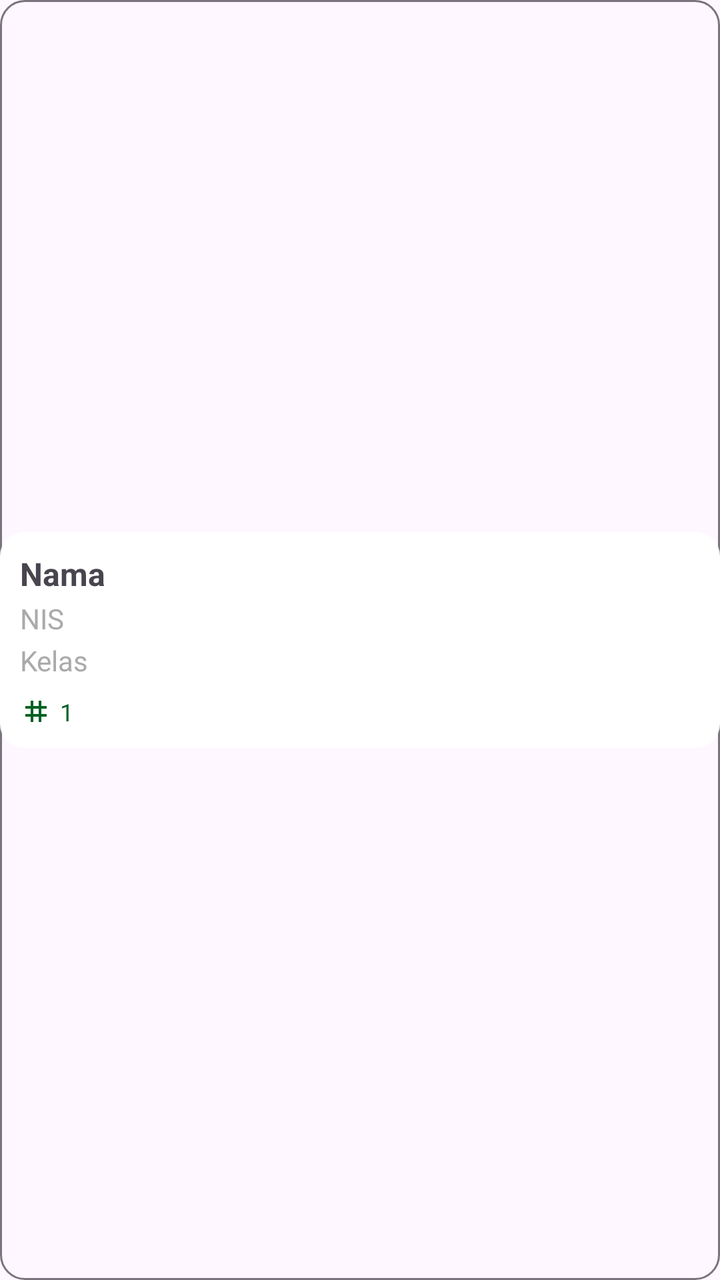
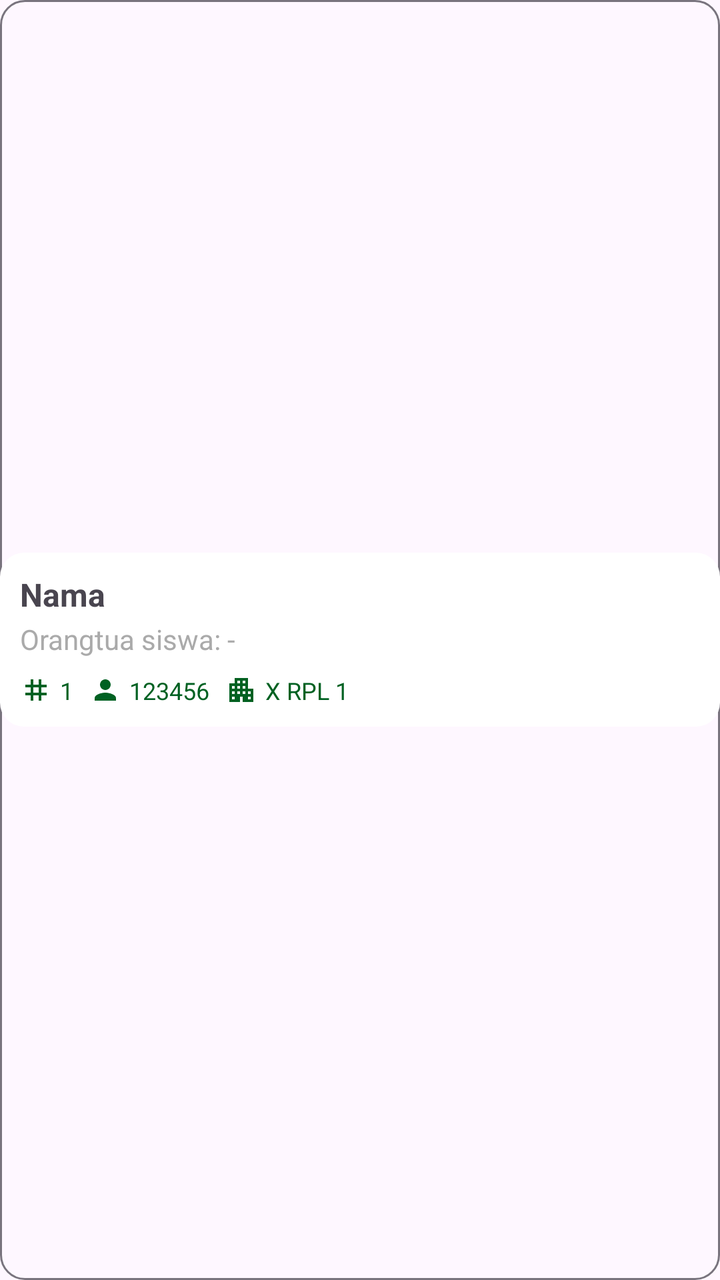

An Android layout rendered at two revisions. The XML below is the earlier revision; the diff shows what the commit changed to produce the second picture.
<!-- AndroidManifest.xml: application theme Theme.OrionAPP -->
<!-- res/layout/item_siswa_terdaftar.xml -->
<LinearLayout xmlns:android="http://schemas.android.com/apk/res/android"
    xmlns:tools="http://schemas.android.com/tools"
    android:layout_width="match_parent"
    android:layout_height="wrap_content"
    android:layout_marginBottom="8dp"
    android:background="@drawable/rounded_outline_3"
    android:elevation="8dp"
    android:gravity="center_vertical"
    android:orientation="horizontal">

    <LinearLayout
        android:layout_width="match_parent"
        android:layout_height="wrap_content"
        android:background="@drawable/rounded_ripple"
        android:orientation="vertical"
        android:padding="10dp">

        <LinearLayout
            android:layout_width="match_parent"
            android:layout_height="wrap_content"
            android:layout_weight="1"
            android:orientation="horizontal">

            <LinearLayout
                android:layout_width="0dp"
                android:layout_height="wrap_content"
                android:layout_weight="1"
                android:orientation="vertical">

                <TextView
                    android:id="@+id/titleText"
                    android:layout_width="wrap_content"
                    android:layout_height="wrap_content"
                    android:text="Nama"
                    android:textSize="16sp"
                    android:textStyle="bold" />

                <TextView
                    android:id="@+id/nisText"
                    android:layout_width="wrap_content"
                    android:layout_height="wrap_content"
                    android:layout_marginTop="2dp"
                    android:text="NIS"
                    android:textColor="@android:color/darker_gray"
                    android:textSize="14sp" />

                <TextView
                    android:id="@+id/kelasText"
                    android:layout_width="wrap_content"
                    android:layout_height="wrap_content"
                    android:layout_marginTop="2dp"
                    android:text="Kelas"
                    android:textColor="@android:color/darker_gray"
                    android:textSize="14sp" />










                <LinearLayout
                    android:layout_width="wrap_content"
                    android:layout_height="wrap_content"
                    android:layout_marginTop="4dp"
                    android:orientation="horizontal">

                    <TextView
                        android:id="@+id/indexText"
                        android:layout_width="wrap_content"
                        android:layout_height="wrap_content"
                        android:layout_marginTop="4dp"
                        android:drawableStart="@drawable/ic_tag_16"
                        android:drawablePadding="4dp"
                        android:drawableTint="@color/primary"
                        android:text="1"
                        android:textColor="@color/primary"
                        android:textSize="12sp" />


                </LinearLayout>
            </LinearLayout>


        </LinearLayout>

    </LinearLayout>
</LinearLayout>
<!-- resources referenced by this layout -->
<resources>
  <color name="primary">#006122</color>
  <!-- drawable ic_tag_16 (drawable) -->
  <vector xmlns:android="http://schemas.android.com/apk/res/android" android:height="16dp" android:tint="#000000" android:viewportHeight="24" android:viewportWidth="24" android:width="16dp">
        
      <path android:fillColor="@android:color/white" android:pathData="M20,10L20,8h-4L16,4h-2v4h-4L10,4L8,4v4L4,8v2h4v4L4,14v2h4v4h2v-4h4v4h2v-4h4v-2h-4v-4h4zM14,14h-4v-4h4v4z"/>
      
  </vector>
  <!-- drawable rounded_outline_3 (drawable) -->
  <?xml version="1.0" encoding="utf-8"?>
  <shape xmlns:android="http://schemas.android.com/apk/res/android"
      android:shape="rectangle">
  
      
      <corners android:radius="12dp" />
  
      
      <stroke
          android:width="1dp"
          android:color="?attr/colorOutline" />
  
  
  </shape>
  <color name="white">#ffffff</color>
  <color name="background">#f5f5f5</color>
  <color name="text">#1E1E1E</color>
  <style name="OrionButton" parent="Widget.Material3.Button">
          <item name="android:backgroundTint">@color/primary</item>
          <item name="android:textColor">@color/white</item>
          <item name="android:layout_marginHorizontal">4px</item>
          <item name="android:buttonCornerRadius" tools:targetApi="p">12dp</item>
      </style>
  <style name="OrionTextTitle" parent="Widget.Material3.TextInputLayout.OutlinedBox">
          <item name="boxStrokeColor">@color/primary</item>
          <item name="hintTextColor">@color/primary</item>
          <item name="boxBackgroundMode">outline</item>
      </style>
  <color name="highlight_primary">#C0006122</color>
  <color name="error">#D00000</color>
  <style name="SearchViewStyle.White" parent="Widget.AppCompat.SearchView">
          
          <item name="searchHintIcon">@drawable/ic_search_24</item>
          <item name="cursorColor">@color/white</item>
          <item name="submitBackground">@android:color/white</item>
          <item name="android:textColorHint">@color/white</item>
          <item name="android:textColor">@color/white</item>
          <item name="android:iconTint">@android:color/white</item>
          <item name="android:buttonTint">@android:color/white</item>
      </style>
  <!-- drawable ic_search_24 (drawable) -->
  <vector xmlns:android="http://schemas.android.com/apk/res/android" android:height="24dp" android:tint="#000000" android:viewportHeight="24" android:viewportWidth="24" android:width="24dp">
        
      <path android:fillColor="@android:color/white" android:pathData="M15.5,14h-0.79l-0.28,-0.27C15.41,12.59 16,11.11 16,9.5 16,5.91 13.09,3 9.5,3S3,5.91 3,9.5 5.91,16 9.5,16c1.61,0 3.09,-0.59 4.23,-1.57l0.27,0.28v0.79l5,4.99L20.49,19l-4.99,-5zM9.5,14C7.01,14 5,11.99 5,9.5S7.01,5 9.5,5 14,7.01 14,9.5 11.99,14 9.5,14z"/>
      
  </vector>
  <!-- unchanged entries left out for length: 2 -->
</resources>

<!-- the commit's change to res/layout/item_siswa_terdaftar.xml (unified diff, before → after) -->
@@ -36,31 +36,13 @@
                     android:textStyle="bold" />
 
                 <TextView
-                    android:id="@+id/nisText"
+                    android:id="@+id/ortuText"
                     android:layout_width="wrap_content"
                     android:layout_height="wrap_content"
                     android:layout_marginTop="2dp"
-                    android:text="NIS"
+                    android:text="Orangtua siswa: -"
                     android:textColor="@android:color/darker_gray"
                     android:textSize="14sp" />
-
-                <TextView
-                    android:id="@+id/kelasText"
-                    android:layout_width="wrap_content"
-                    android:layout_height="wrap_content"
-                    android:layout_marginTop="2dp"
-                    android:text="Kelas"
-                    android:textColor="@android:color/darker_gray"
-                    android:textSize="14sp" />
-
-
-
-
-
-
-
-
-
 
                 <LinearLayout
                     android:layout_width="wrap_content"
@@ -80,6 +62,31 @@
                         android:textColor="@color/primary"
                         android:textSize="12sp" />
 
+                    <TextView
+                        android:id="@+id/nisText"
+                        android:layout_width="wrap_content"
+                        android:layout_height="wrap_content"
+                        android:layout_marginLeft="8dp"
+                        android:layout_marginTop="4dp"
+                        android:drawableStart="@drawable/ic_person_16"
+                        android:drawablePadding="4dp"
+                        android:drawableTint="@color/primary"
+                        android:text="123456"
+                        android:textColor="@color/primary"
+                        android:textSize="12sp" />
+
+                    <TextView
+                        android:id="@+id/kelasText"
+                        android:layout_width="wrap_content"
+                        android:layout_height="wrap_content"
+                        android:layout_marginLeft="8dp"
+                        android:layout_marginTop="4dp"
+                        android:drawableStart="@drawable/ic_apartment_16"
+                        android:drawablePadding="4dp"
+                        android:drawableTint="@color/primary"
+                        android:text="X RPL 1"
+                        android:textColor="@color/primary"
+                        android:textSize="12sp" />
 
                 </LinearLayout>
             </LinearLayout>
<!-- resource entries referenced after the edit -->
@@ -1,6 +1,18 @@
 <!-- resources referenced by this layout -->
 <resources>
   <color name="primary">#006122</color>
+  <!-- drawable ic_apartment_16 (drawable) -->
+  <vector xmlns:android="http://schemas.android.com/apk/res/android" android:height="16dp" android:tint="#000000" android:viewportHeight="24" android:viewportWidth="24" android:width="16dp">
+        
+      <path android:fillColor="@android:color/white" android:pathData="M17,11V3H7v4H3v14h8v-4h2v4h8V11H17zM7,19H5v-2h2V19zM7,15H5v-2h2V15zM7,11H5V9h2V11zM11,15H9v-2h2V15zM11,11H9V9h2V11zM11,7H9V5h2V7zM15,15h-2v-2h2V15zM15,11h-2V9h2V11zM15,7h-2V5h2V7zM19,19h-2v-2h2V19zM19,15h-2v-2h2V15z"/>
+      
+  </vector>
+  <!-- drawable ic_person_16 (drawable) -->
+  <vector xmlns:android="http://schemas.android.com/apk/res/android" android:height="16dp" android:tint="#000000" android:viewportHeight="24" android:viewportWidth="24" android:width="16dp">
+        
+      <path android:fillColor="@android:color/white" android:pathData="M12,12c2.21,0 4,-1.79 4,-4s-1.79,-4 -4,-4 -4,1.79 -4,4 1.79,4 4,4zM12,14c-2.67,0 -8,1.34 -8,4v2h16v-2c0,-2.66 -5.33,-4 -8,-4z"/>
+      
+  </vector>
   <!-- drawable ic_tag_16 (drawable) -->
   <vector xmlns:android="http://schemas.android.com/apk/res/android" android:height="16dp" android:tint="#000000" android:viewportHeight="24" android:viewportWidth="24" android:width="16dp">
         
